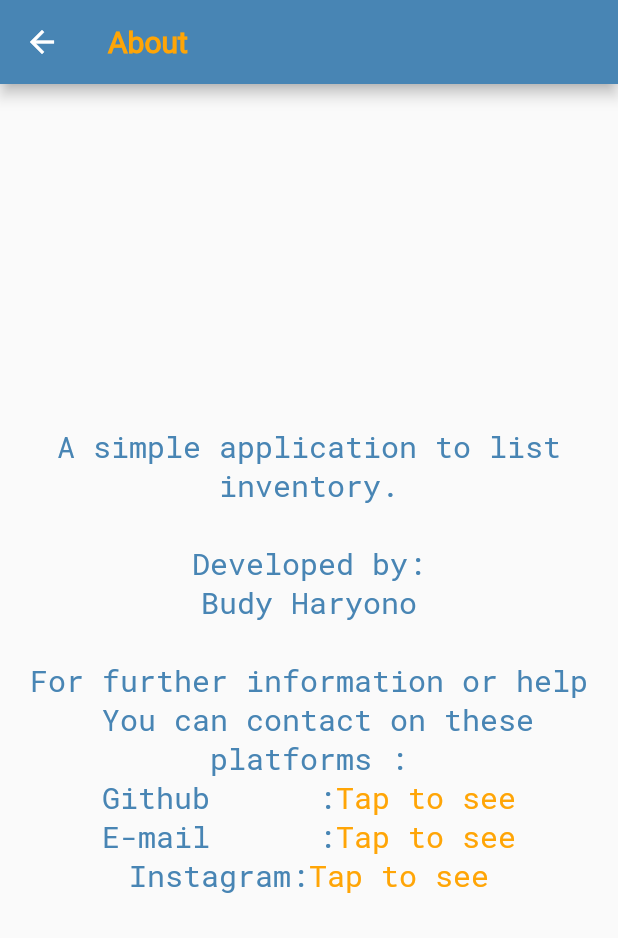
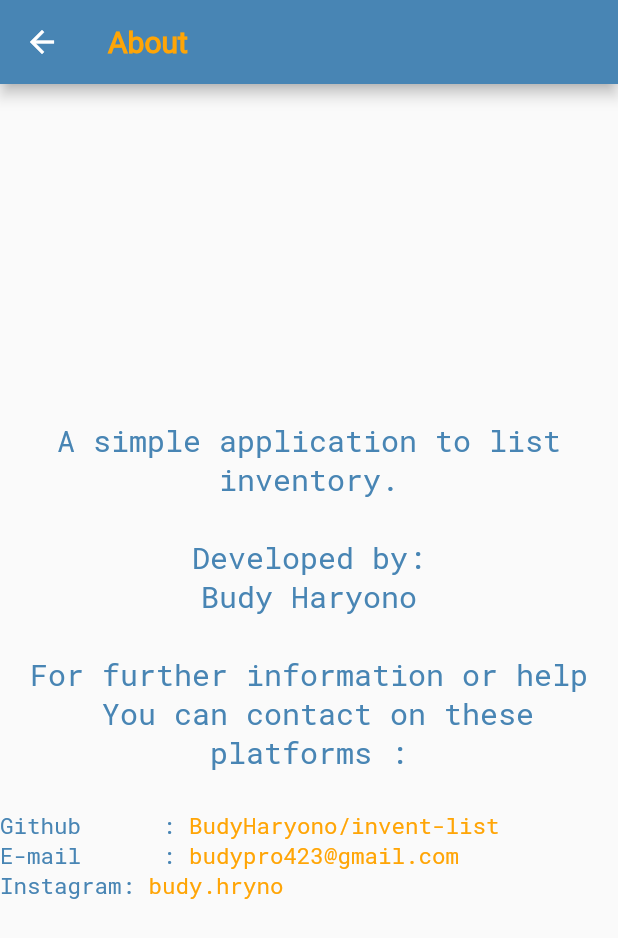
Before and after one commit to BudyHaryono/invent-list, a Flutter app: the MyContact screen opened directly, after a tap on "Tap to see", on a phone screen of 412 x 824 dp. Shown: the top 938 px of the screen. Run offline on Flutter 3.47's test engine with Material 2 defaults, Android fonts, the phone set to English and light mode, and no system bars; our stand-ins replace toast.

Commit message:
add in about

```diff
--- a/lib/main_screen/my_contact.dart
+++ b/lib/main_screen/my_contact.dart
@@ -1,8 +1,7 @@
-import 'dart:ui';
-
 import 'package:flutter/cupertino.dart';
 import 'package:flutter/material.dart';
 import 'package:simple_inventory/styles/style.dart';
+import 'package:url_launcher/url_launcher.dart';
 
 class MyContact extends StatefulWidget {
   @override
@@ -12,29 +11,11 @@ class MyContact extends StatefulWidget {
 class _MyContactState extends State<MyContact> {
   var textStyle = TextStyle(
     fontFamily: "RobotoMono",
-    fontSize: 20,
+    fontSize: 15,
     color: ColorUtils.blue
   );
 
   bool isTap = false;
-
-  // final tapButton = FlatButton(
-  //   padding: EdgeInsets.zero,
-  //   onPressed: () {
-  //     setState(() {
-  //
-  //     });
-  //   },
-  //   child: Text(
-  //     "Tap to see",
-  //     style: TextStyle(
-  //       fontFamily: 'RobotoMono',
-  //       fontSize: 20,
-  //       color: ColorUtils.yellow,
-  //     ),
-  //   ),
-  // );
-
 
   @override
   Widget build(BuildContext context) {
@@ -59,38 +40,45 @@ class _MyContactState extends State<MyContact> {
                 "\n\nDeveloped by:"
                 "\nBudy Haryono"
                 "\n\nFor further information or help"
-                "\n You can contact on these platforms :",
-            style: textStyle,
+                "\n You can contact on these platforms :\n",
+            style: TextStyle(
+                fontFamily: "RobotoMono",
+                fontSize: 20,
+                color: ColorUtils.blue
+            ),
             textAlign: TextAlign.center,
           ),
           Row(
-            mainAxisAlignment: MainAxisAlignment.center,
+            mainAxisAlignment: MainAxisAlignment.start,
             children: <Widget>[
               Text(
                 "Github\t\t\t\t\t\t:",
                 style: textStyle,
+                textAlign: TextAlign.left,
               ),
-              isTap ? tapButton() : contactInfo("github.com/BudyHaryono"),
+              isTap ? contactInfo(" BudyHaryono/invent-list", 'https://github.com/BudyHaryono/invent-list') : tapButton(),
             ],
           ),
           Row(
-            mainAxisAlignment: MainAxisAlignment.center,
+            mainAxisAlignment: MainAxisAlignment.start,
             children: <Widget>[
               Text(
                 "E-mail\t\t\t\t\t\t:",
                 style: textStyle,
+                textAlign: TextAlign.left,
               ),
-              tapButton(),
+              isTap ? contactInfo(" budypro423@gmail.com", 'mailto:budypro423@gmail.com') : tapButton(),
             ],
           ),
           Row(
-            mainAxisAlignment: MainAxisAlignment.center,
+            mainAxisAlignment: MainAxisAlignment.start,
             children: <Widget>[
               Text(
                 "Instagram:",
                 style: textStyle,
+                textAlign: TextAlign.left,
               ),
-              tapButton(),
+              isTap ? contactInfo(' budy.hryno', 'https://www.instagram.com/ariessanndn/') : tapButton(),
             ],
           ),
         ],
@@ -116,13 +104,18 @@ class _MyContactState extends State<MyContact> {
     );
   }
 
-  Widget contactInfo(String value) {
-    return Text(
-      value,
-      style: TextStyle(
-        fontFamily: 'RobotoMono',
-        fontSize: 20,
-        color: ColorUtils.yellow,
+  Widget contactInfo(String value, String link) {
+    return InkWell(
+      onTap: () => launch(link),
+      child: Text(
+        value,
+        overflow: TextOverflow.ellipsis,
+        softWrap: true,
+        style: TextStyle(
+          fontFamily: 'RobotoMono',
+          fontSize: 15,
+          color: ColorUtils.yellow,
+        ),
       ),
     );
   }
--- a/pubspec.yaml
+++ b/pubspec.yaml
@@ -22,6 +22,7 @@ environment:
 
 dependencies:
   toast: ^0.1.5
+  url_launcher: ^5.7.10
   flutter:
     sdk: flutter
 
```
Also changed, not shown: pubspec.lock.
